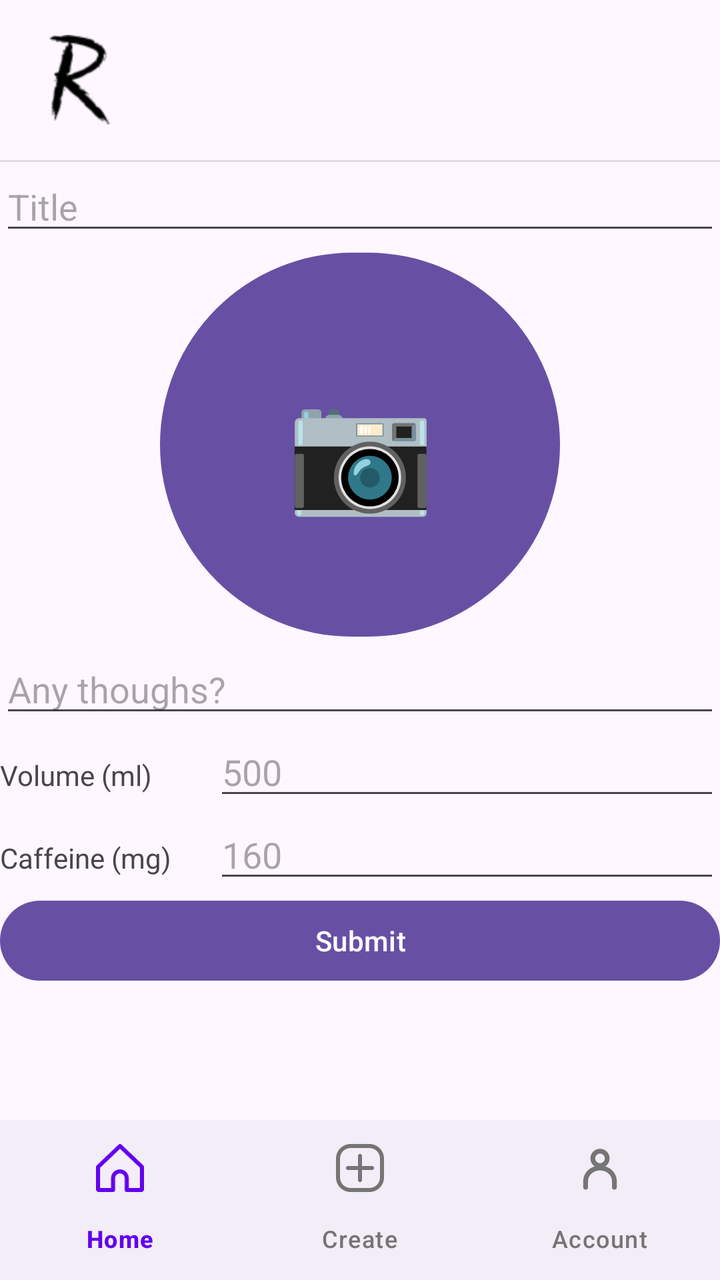
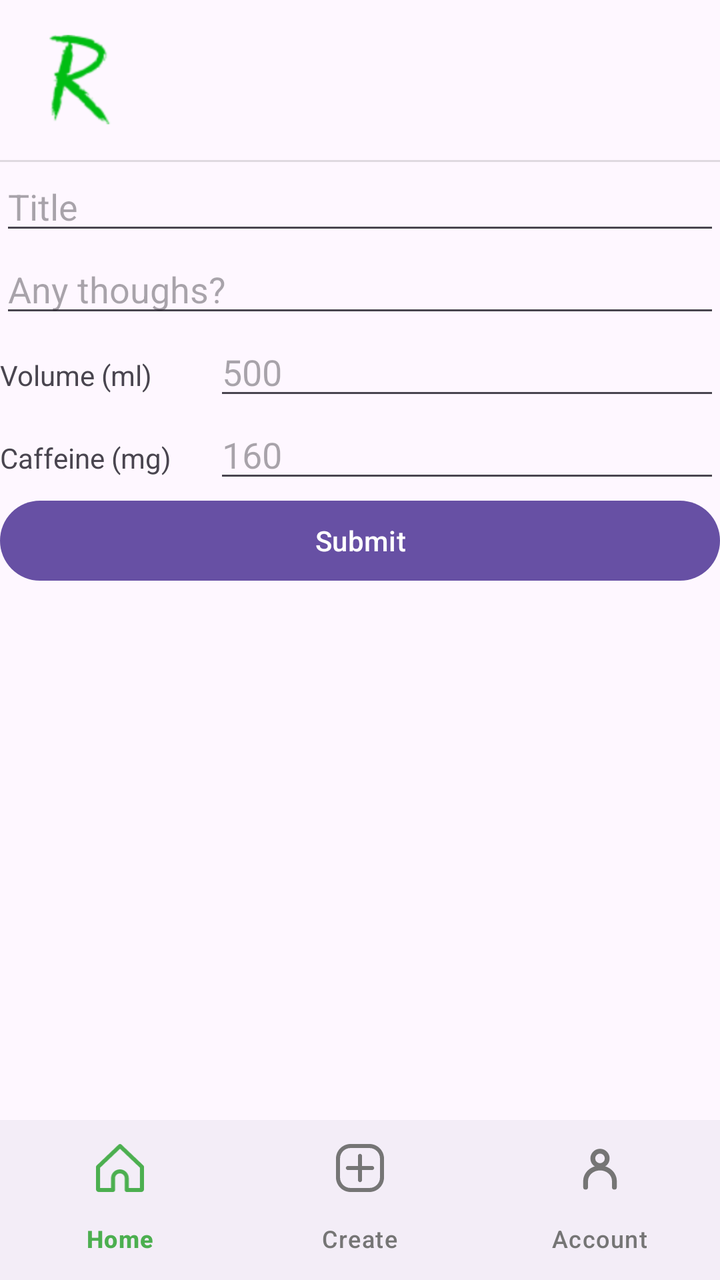

Screens rendered from an Android XML layout before and after an edit, with the pre-edit source and the edit as a unified diff.
<!-- AndroidManifest.xml: application theme Theme.Rhena -->
<!-- res/layout/activity_create.xml -->
<?xml version="1.0" encoding="utf-8"?>
<LinearLayout xmlns:android="http://schemas.android.com/apk/res/android"
    xmlns:app="http://schemas.android.com/apk/res-auto"
    xmlns:tools="http://schemas.android.com/tools"
    android:id="@+id/main"
    android:layout_width="match_parent"
    android:layout_height="match_parent"
    android:orientation="vertical"
    tools:context=".CreateActivity">

    <LinearLayout
        android:layout_width="match_parent"
        android:layout_height="wrap_content"
        android:gravity="center_vertical"
        android:orientation="horizontal"
        android:padding="16dp">

        <ImageView
            android:id="@+id/imageView"
            android:layout_width="48dp"
            android:layout_height="48dp"
            app:srcCompat="@drawable/rhena_logo" />

    </LinearLayout>

    <View
        android:id="@+id/divider2"
        android:layout_width="match_parent"
        android:layout_height="1dp"
        android:background="?android:attr/listDivider" />

    <ScrollView
        android:layout_width="match_parent"
        android:layout_height="match_parent"
        android:layout_weight="1">

        <LinearLayout
            android:layout_width="match_parent"
            android:layout_height="match_parent"
            android:orientation="vertical">

            <EditText
                android:id="@+id/etTitle"
                android:layout_width="match_parent"
                android:layout_height="wrap_content"
                android:ems="10"
                android:hint="Title"
                android:inputType="text" />

            <Button
                android:id="@+id/btnCamera"
                android:layout_width="200dp"
                android:layout_height="200dp"
                android:layout_gravity="center"
                android:gravity="center"
                android:text="📷"
                android:textSize="60sp" />

            <EditText
                android:id="@+id/etDescription"
                android:layout_width="match_parent"
                android:layout_height="wrap_content"
                android:ems="10"
                android:hint="Any thoughs?"
                android:inputType="text" />

            <LinearLayout
                android:layout_width="match_parent"
                android:layout_height="match_parent"
                android:orientation="horizontal">

                <TextView
                    android:id="@+id/tvVolume"
                    android:layout_width="100dp"
                    android:layout_height="wrap_content"
                    android:layout_weight="0.5"
                    android:text="Volume (ml)" />

                <EditText
                    android:id="@+id/etVolume"
                    android:layout_width="wrap_content"
                    android:layout_height="wrap_content"
                    android:layout_weight="3"
                    android:ems="10"
                    android:hint="500"
                    android:inputType="number|numberSigned" />
            </LinearLayout>

            <LinearLayout
                android:layout_width="match_parent"
                android:layout_height="match_parent"
                android:orientation="horizontal">

                <TextView
                    android:id="@+id/tvCaffeine"
                    android:layout_width="100dp"
                    android:layout_height="wrap_content"
                    android:layout_weight="0.5"
                    android:text="Caffeine (mg)" />

                <EditText
                    android:id="@+id/etCaffeine"
                    android:layout_width="wrap_content"
                    android:layout_height="wrap_content"
                    android:layout_weight="3"
                    android:ems="10"
                    android:hint="160"
                    android:inputType="number|numberSigned" />
            </LinearLayout>

            <Button
                android:id="@+id/btnSubmit"
                android:layout_width="match_parent"
                android:layout_height="wrap_content"
                android:text="Submit" />

        </LinearLayout>
    </ScrollView>

    <com.google.android.material.bottomnavigation.BottomNavigationView
        android:id="@+id/bottomNavigation"
        android:layout_width="match_parent"
        android:layout_height="wrap_content"
        app:itemIconTint="@color/nav_item_color"
        app:itemTextColor="@color/nav_item_color"
        app:menu="@menu/bottom_nav_menu" />

</LinearLayout>
<!-- resources referenced by this layout -->
<resources>
  <!-- drawable rhena_logo: png bitmap (drawable, 5562 bytes) -->
  <style name="Theme.Rhena" parent="Base.Theme.Rhena" />
  <style name="Base.Theme.Rhena" parent="Theme.Material3.DayNight.NoActionBar">
          
          
      </style>
</resources>

<!-- the commit's change to res/layout/activity_create.xml (unified diff, before → after) -->
@@ -19,7 +19,7 @@
             android:id="@+id/imageView"
             android:layout_width="48dp"
             android:layout_height="48dp"
-            app:srcCompat="@drawable/rhena_logo" />
+            app:srcCompat="@drawable/rhena_logo_green" />
 
     </LinearLayout>
 
@@ -46,15 +46,6 @@
                 android:ems="10"
                 android:hint="Title"
                 android:inputType="text" />
-
-            <Button
-                android:id="@+id/btnCamera"
-                android:layout_width="200dp"
-                android:layout_height="200dp"
-                android:layout_gravity="center"
-                android:gravity="center"
-                android:text="📷"
-                android:textSize="60sp" />
 
             <EditText
                 android:id="@+id/etDescription"
@@ -121,8 +112,8 @@
         android:id="@+id/bottomNavigation"
         android:layout_width="match_parent"
         android:layout_height="wrap_content"
-        app:itemIconTint="@color/nav_item_color"
-        app:itemTextColor="@color/nav_item_color"
+        app:itemIconTint="@color/nav_item_green"
+        app:itemTextColor="@color/nav_item_green"
         app:menu="@menu/bottom_nav_menu" />
 
 </LinearLayout>
<!-- resource entries referenced after the edit -->
@@ -1,6 +1,6 @@
 <!-- resources referenced by this layout -->
 <resources>
-  <!-- drawable rhena_logo: png bitmap (drawable, 5562 bytes) -->
+  <!-- drawable rhena_logo_green: png bitmap (drawable, 5562 bytes) -->
   <style name="Theme.Rhena" parent="Base.Theme.Rhena" />
   <style name="Base.Theme.Rhena" parent="Theme.Material3.DayNight.NoActionBar">
           
